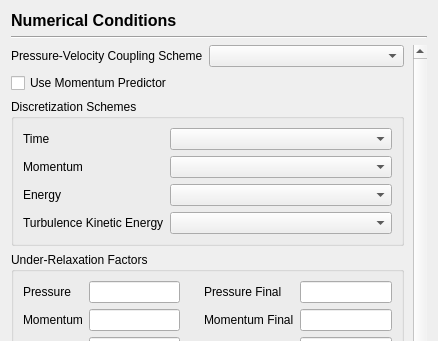
First picture: the form in view/solution/numerical_conditions/numerical_conditions_page.ui, repository nextfoam/baram, before the edit; both pictures show x 0 to 438 and y 0 to 341 of the 438 by 780 pixel window.
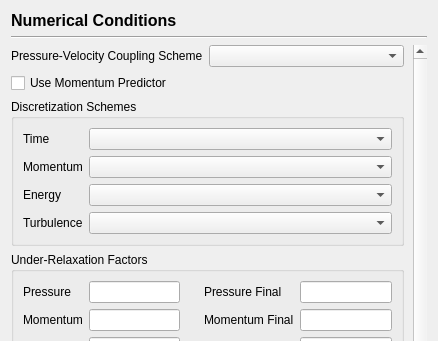
Second picture: the form after the edit.

Diff of the .ui file:
```diff
--- a/view/solution/numerical_conditions/numerical_conditions_page.ui
+++ b/view/solution/numerical_conditions/numerical_conditions_page.ui
@@ -144,7 +144,7 @@
           <item row="3" column="0">
            <widget class="QLabel" name="label_22">
             <property name="text">
-             <string>Turbulence Kinetic Energy</string>
+             <string>Turbulence</string>
             </property>
            </widget>
           </item>
```
Left out of the diff: 2 changed lines with no effect on the pictures.
